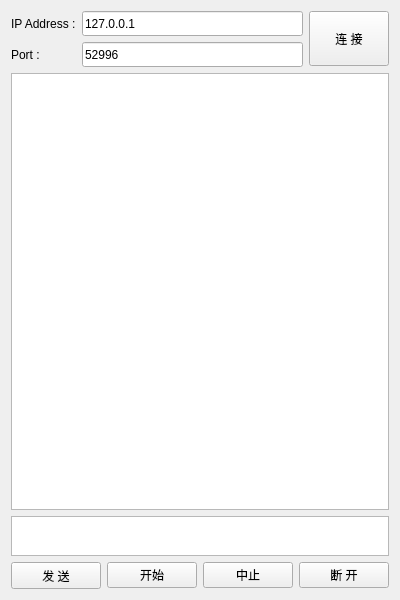
The window that client.ui (zzaiyan/TopK) describes before a commit, drawn with Qt 5.
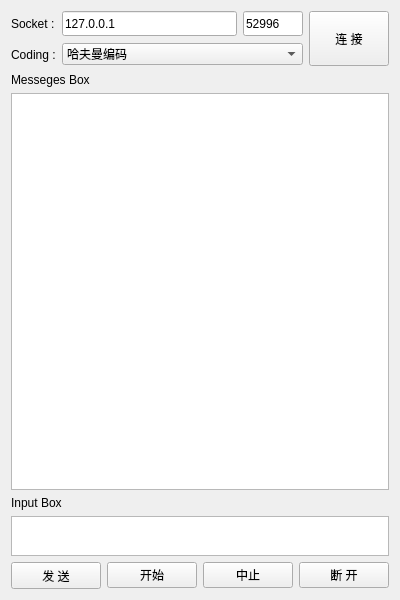
The same window after the commit.

Patch:
```diff
--- a/client.ui
+++ b/client.ui
@@ -23,7 +23,7 @@
       </size>
      </property>
      <property name="text">
-      <string>IP Address :</string>
+      <string>Socket :</string>
      </property>
     </widget>
    </item>
@@ -40,7 +40,26 @@
      </property>
     </widget>
    </item>
-   <item row="0" column="2" rowspan="2">
+   <item row="0" column="2">
+    <widget class="QLineEdit" name="lineEdit_port">
+     <property name="minimumSize">
+      <size>
+       <width>0</width>
+       <height>25</height>
+      </size>
+     </property>
+     <property name="maximumSize">
+      <size>
+       <width>60</width>
+       <height>16777215</height>
+      </size>
+     </property>
+     <property name="text">
+      <string>52996</string>
+     </property>
+    </widget>
+   </item>
+   <item row="0" column="3" rowspan="2">
     <widget class="QPushButton" name="pushButton_connect">
      <property name="minimumSize">
       <size>
@@ -62,27 +81,39 @@
       </size>
      </property>
      <property name="text">
-      <string>Port :</string>
+      <string>Coding :</string>
      </property>
     </widget>
    </item>
-   <item row="1" column="1">
-    <widget class="QLineEdit" name="lineEdit_port">
-     <property name="minimumSize">
-      <size>
-       <width>0</width>
-       <height>25</height>
-      </size>
+   <item row="1" column="1" colspan="2">
+    <widget class="QComboBox" name="comboBox">
+     <item>
+      <property name="text">
+       <string>哈夫曼编码</string>
+      </property>
+     </item>
+     <item>
+      <property name="text">
+       <string>8位等长编码</string>
+      </property>
+     </item>
+    </widget>
+   </item>
+   <item row="2" column="0" colspan="2">
+    <widget class="QLabel" name="label_3">
+     <property name="text">
+      <string>Messeges Box</string>
      </property>
+    </widget>
+   </item>
+   <item row="4" column="0" colspan="2">
+    <widget class="QLabel" name="label_4">
      <property name="text">
-      <string>52996</string>
+      <string>Input Box</string>
      </property>
     </widget>
    </item>
-   <item row="2" column="0" colspan="3">
-    <widget class="QTextEdit" name="textEdit_read"/>
-   </item>
-   <item row="3" column="0" colspan="3">
+   <item row="5" column="0" colspan="4">
     <widget class="QTextEdit" name="textEdit_write">
      <property name="maximumSize">
       <size>
@@ -92,7 +123,7 @@
      </property>
     </widget>
    </item>
-   <item row="4" column="0" colspan="3">
+   <item row="6" column="0" colspan="4">
     <layout class="QHBoxLayout" name="horizontalLayout">
      <item>
       <widget class="QPushButton" name="pushButton_send">
@@ -136,6 +167,19 @@
      </item>
     </layout>
    </item>
+   <item row="3" column="0" colspan="4">
+    <widget class="QTextEdit" name="textEdit_read">
+     <property name="undoRedoEnabled">
+      <bool>false</bool>
+     </property>
+     <property name="readOnly">
+      <bool>true</bool>
+     </property>
+     <property name="acceptRichText">
+      <bool>false</bool>
+     </property>
+    </widget>
+   </item>
   </layout>
  </widget>
  <resources/>
```
